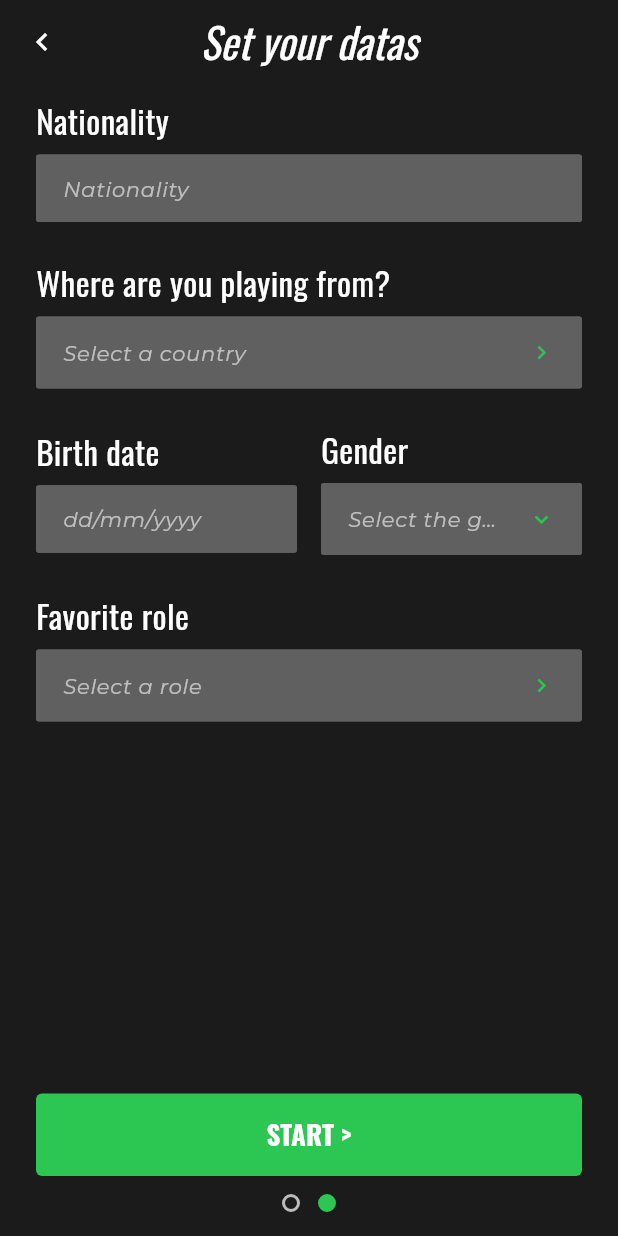
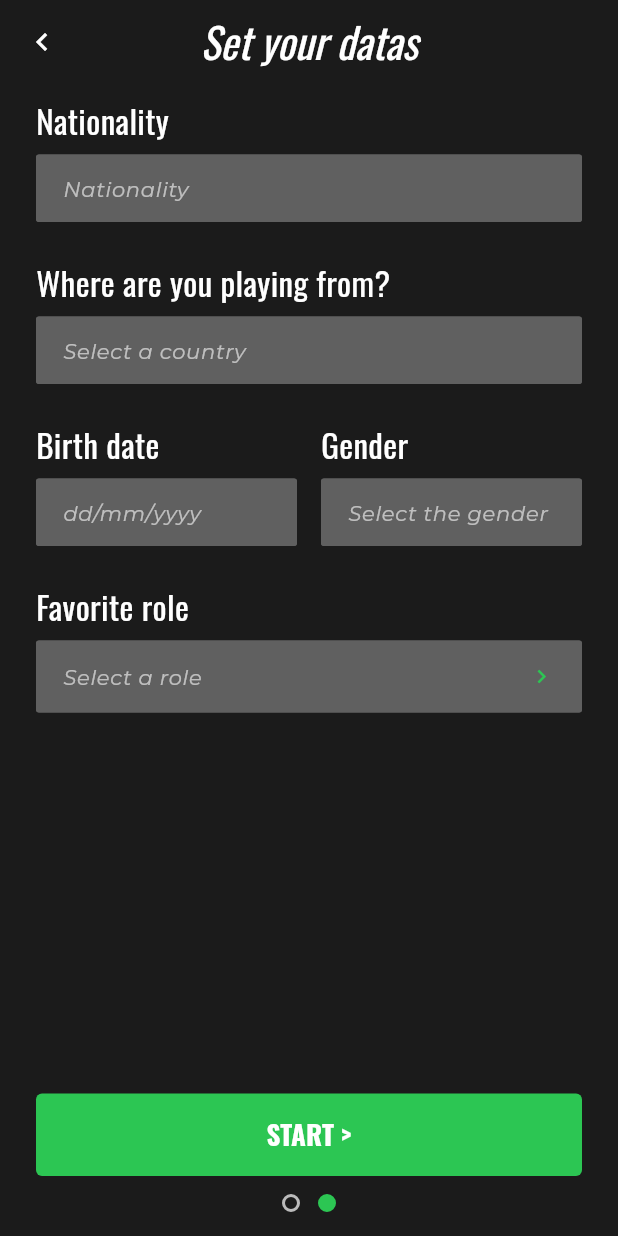
Before and after one commit to rokko/besteamapp, a Flutter app: the RegistrationFlowPage screen opened by its route, swiped to page 2, on a phone screen of 412 x 824 dp. Run offline on Flutter 3.47's test engine with Material 3 defaults, Android fonts, the phone set to English and light mode, and no system bars; our stand-ins replace go_router, google_fonts, smooth_page_indicator; missing offline and left inert: mobile_scanner.

```diff
--- a/lib/registrazione/registrazione.dart
+++ b/lib/registrazione/registrazione.dart
@@ -28,6 +28,8 @@ class _RegistrationFlowPageState extends State<RegistrationFlowPage> {
    final _confirm = TextEditingController();
    bool _acceptTos = false;
    bool _newsletter = false;
+   bool _privacyAccepted = false;
+   bool _obscurePassword = true;
 
   // ---- STEP 2 ----
   final _form2 = GlobalKey<FormState>();
@@ -281,9 +283,23 @@ class _RegistrationFlowPageState extends State<RegistrationFlowPage> {
                                    TextSpan(
                                        text: 'Terms and conditions',
                                        style: _body.copyWith(color: kPrimary)),
-                                  const TextSpan(text: ' and '),
+                                   const TextSpan(text: '.'),
+                                 ],
+                               ),
+                             ),
+                           ),
+                           const SizedBox(height: 8),
+                           _CircleToggleRow(
+                             value: _privacyAccepted,
+                             onChanged: (val) => setState(() => _privacyAccepted = val),
+                             child: RichText(
+                               text: TextSpan(
+                                 style: _body,
+                                 children: [
+                                   const TextSpan(text: 'I accept the '),
                                    TextSpan(
-                                      text: 'Privacy Policy', style: _body.copyWith(color: kPrimary)),
+                                       text: 'Privacy Policy',
+                                       style: _body.copyWith(color: kPrimary)),
                                    const TextSpan(text: '.'),
                                  ],
                                ),
@@ -301,9 +317,18 @@ class _RegistrationFlowPageState extends State<RegistrationFlowPage> {
                           const SizedBox(height: 8),
                            TextFormField(
                              controller: _password,
-                            obscureText: true,
+                             obscureText: _obscurePassword,
                              style: _body.copyWith(color: Colors.white),
-                            decoration: _field(hint: 'Bestpassword1234!'),
+                             decoration: _field(
+                               hint: 'Bestpassword1234!',
+                               suffix: IconButton(
+                                 icon: Icon(
+                                   _obscurePassword ? Icons.visibility_off : Icons.visibility,
+                                   color: Colors.white,
+                                 ),
+                                 onPressed: () => setState(() => _obscurePassword = !_obscurePassword),
+                               ),
+                             ),
                              validator: (v) => (v == null || v.length < 8) ? 'Password troppo corta' : null,
                            ),
                           const SizedBox(height: 8),
@@ -357,13 +382,7 @@ class _RegistrationFlowPageState extends State<RegistrationFlowPage> {
                              controller: _country,
                              readOnly: true,
                              style: _body.copyWith(color: Colors.white),
-                            decoration: _field(
-                              hint: 'Select a country',
-                              suffix: const Padding(
-                                padding: EdgeInsets.only(right: 6),
-                                child: Icon(Icons.chevron_right, color: kPrimary),
-                              ),
-                            ),
+                             decoration: _field(hint: 'Select a country'),
                              onTap: _pickCountry,
                              validator: (v) => (v == null || v.isEmpty) ? 'Richiesto' : null,
                            ),
@@ -400,13 +419,7 @@ class _RegistrationFlowPageState extends State<RegistrationFlowPage> {
                                          readOnly: true,
                                          controller: TextEditingController(text: _gender ?? ''),
                                          style: _body.copyWith(color: Colors.white),
-                                      decoration: _field(
-                                        hint: 'Select the gender',
-                                        suffix: const Padding(
-                                          padding: EdgeInsets.only(right: 6),
-                                          child: Icon(Icons.expand_more, color: kPrimary),
-                                        ),
-                                      ),
+                                         decoration: _field(hint: 'Select the gender'),
                                          onTap: _pickGender,
                                          validator: (_) => (_gender == null) ? 'Richiesto' : null,
                                        ),
```
Also changed, not shown: lib/playpage/choose_pitch.dart (+5 -5 lines), lib/playpage/device_select.dart (+5 -5 lines), lib/playpage/pitch_detail.dart (+6 -6 lines), lib/playpage/training_start_page.dart (+4 -4 lines). Lines whose indentation alone changed are shown as unchanged.
